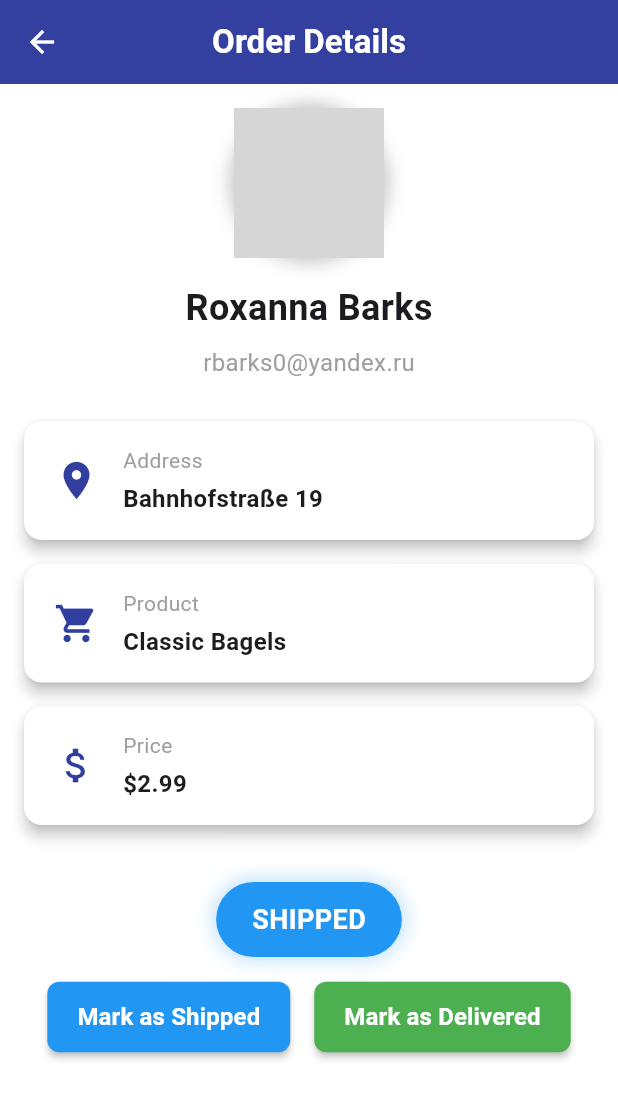
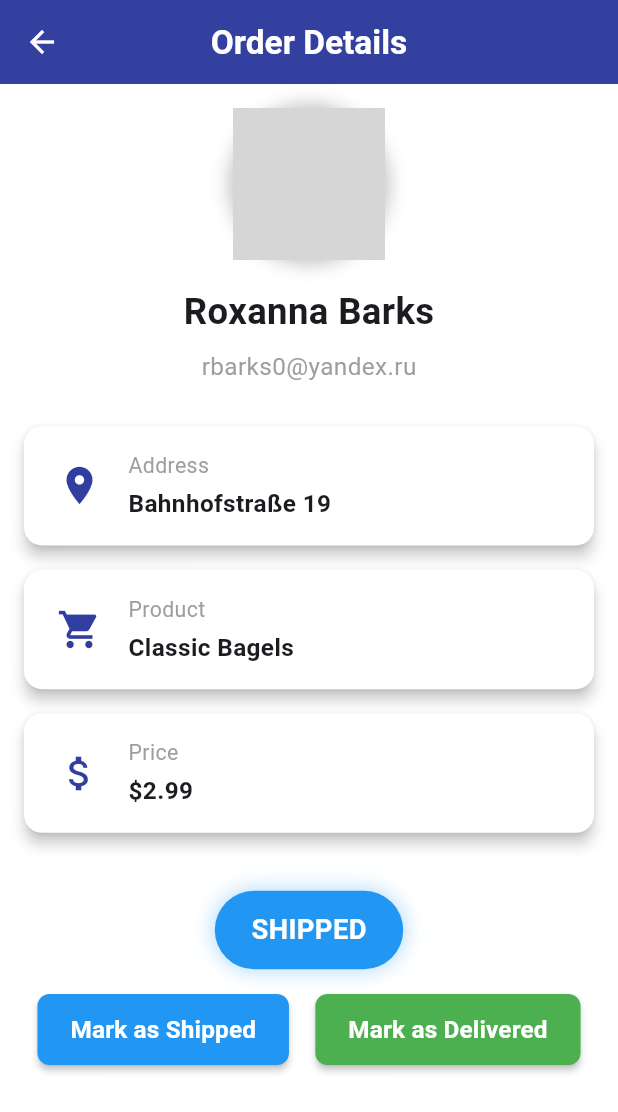
Before and after one commit to mahmoudyoussef3/sendex_app, a Flutter app: the OrdersScreen screen opened directly, after a tap on "Details", on a phone screen of 412 x 824 dp. Shown: the top 1112 px of the screen. Run offline on Flutter 3.47's test engine with Material 3 defaults, Android fonts, the phone set to English and light mode, and no system bars; drawn by our look-alikes of flutter_animate; our stand-ins replace bloc, cached_network_image, flutter_bloc, flutter_screenutil, shared_preferences; accounts and stored records are empty; network calls fail; grey boxes are pictures that could not be loaded.

Commit message:
Make app responsive and adding animations

```diff
--- a/lib/Features/Orders/presentation/screens/order_details_screen.dart
+++ b/lib/Features/Orders/presentation/screens/order_details_screen.dart
@@ -1,5 +1,7 @@
 import 'package:flutter/material.dart';
+import 'package:flutter_screenutil/flutter_screenutil.dart';
 import 'package:sendex_app/Features/Orders/domain/entities/order_entity.dart';
+import 'package:flutter_animate/flutter_animate.dart'; // Import animation package
 import '../widgets/_order_details_screen_widgets/avatar_widget.dart';
 import '../widgets/_order_details_screen_widgets/customer_info_widget.dart';
 import '../widgets/_order_details_screen_widgets/detail_card_widget.dart';
@@ -42,7 +44,7 @@ class _OrderDetailsScreenState extends State<OrderDetailsScreen> {
     return Scaffold(
       appBar: AppBar(
         foregroundColor: Colors.white,
-        title: const Text('Order Details', style: _appBarTextStyle),
+        title: Text('Order Details', style: _appBarTextStyle),
         backgroundColor: Colors.indigo.shade700,
         elevation: 2,
         centerTitle: true,
@@ -52,32 +54,53 @@ class _OrderDetailsScreenState extends State<OrderDetailsScreen> {
         child: Column(
           crossAxisAlignment: CrossAxisAlignment.center,
           children: [
-            AvatarWidget(avatarUrl: widget.orderEntity.avatar),
-            const SizedBox(height: 16),
+            AvatarWidget(avatarUrl: widget.orderEntity.avatar)
+                .animate()
+                .fadeIn(duration: 600.ms)
+                .move(
+                    delay: Duration(milliseconds: 1000),
+                    duration: 800.ms,
+                    curve: Curves.easeOut),
+            SizedBox(height: 16.h),
             CustomerInfoWidget(
               firstName: widget.orderEntity.customerFirstName,
               lastName: widget.orderEntity.customerLastName,
               email: widget.orderEntity.email,
-            ),
-            const SizedBox(height: 20),
+            )
+                .animate()
+                .fadeIn(duration: 700.ms)
+                .move(delay: Duration(milliseconds: 1000), duration: 900.ms),
+            SizedBox(height: 20.h),
             DetailCardWidget(
               icon: Icons.location_on,
               label: 'Address',
               value: widget.orderEntity.address,
-            ),
+            )
+                .animate()
+                .fadeIn(duration: 700.ms)
+                .move(delay: Duration(milliseconds: 1000), duration: 900.ms),
             DetailCardWidget(
               icon: Icons.shopping_cart,
               label: 'Product',
               value: widget.orderEntity.product,
-            ),
+            )
+                .animate()
+                .fadeIn(duration: 800.ms)
+                .move(delay: Duration(milliseconds: 1000), duration: 1000.ms),
             DetailCardWidget(
               icon: Icons.attach_money,
               label: 'Price',
               value: '\$${widget.orderEntity.orderPrice.toStringAsFixed(2)}',
-            ),
-            const SizedBox(height: 30),
-            StatusBadge(status: _currentStatus),
-            const SizedBox(height: 16),
+            )
+                .animate()
+                .fadeIn(duration: 900.ms)
+                .move(delay: Duration(milliseconds: 1000), duration: 1100.ms),
+            SizedBox(height: 30.h),
+            StatusBadge(status: _currentStatus)
+                .animate()
+                .fadeIn(duration: 1000.ms)
+                .move(delay: Duration(milliseconds: 1000), duration: 1200.ms),
+            SizedBox(height: 16.h),
             Row(
               mainAxisAlignment: MainAxisAlignment.center,
               children: [
@@ -86,14 +109,14 @@ class _OrderDetailsScreenState extends State<OrderDetailsScreen> {
                   color: Colors.blue,
                   isSelected: _currentStatus == "Shipped",
                   onPressed: () => _updateStatus("Shipped"),
-                ),
-                const SizedBox(width: 16),
+                ).animate().scale(duration: 400.ms, curve: Curves.easeInOut),
+                SizedBox(width: 16.w),
                 StatusButtonWidget(
                   status: "Delivered",
                   color: Colors.green,
                   isSelected: _currentStatus == "Delivered",
                   onPressed: () => _updateStatus("Delivered"),
-                ),
+                ).animate().scale(duration: 400.ms, curve: Curves.easeInOut),
               ],
             ),
           ],
@@ -103,8 +126,8 @@ class _OrderDetailsScreenState extends State<OrderDetailsScreen> {
   }
 }
 
-const TextStyle _appBarTextStyle = TextStyle(
-  fontSize: 22,
+TextStyle _appBarTextStyle = TextStyle(
+  fontSize: 22.sp,
   fontWeight: FontWeight.bold,
   color: Colors.white,
 );
--- a/lib/Features/Orders/presentation/screens/orders.dart
+++ b/lib/Features/Orders/presentation/screens/orders.dart
@@ -1,5 +1,7 @@
 import 'package:flutter/material.dart';
 import 'package:flutter_bloc/flutter_bloc.dart';
+import 'package:flutter_screenutil/flutter_screenutil.dart';
+import 'package:flutter_animate/flutter_animate.dart';  // Import the animate package
 import '../cubit/order_cubit.dart';
 import '../widgets/_orders_screen_widgets/order_card.dart';
 
@@ -31,17 +33,24 @@ class _OrdersScreenState extends State<OrdersScreen> {
             } else if (state is OrdersLoaded) {
               return ListView.builder(
                 itemCount: state.orders.length,
-                itemBuilder: (context, index) =>
-                    OrderCard(order: state.orders[index]),
+                itemBuilder: (context, index) {
+                  return OrderCard(order: state.orders[index])
+                      .animate()
+                      .fadeIn(duration: 500.ms, curve: Curves.easeIn)
+                      .move(delay: Duration(milliseconds: index * 250),
+                    duration: 800.ms,
+                    curve: Curves.easeInOut,
+                  );
+                },
               );
             } else if (state is OrdersError) {
               return Center(
                   child: Text(state.message,
-                      style: const TextStyle(color: Colors.red, fontSize: 16)));
+                      style: TextStyle(color: Colors.red, fontSize: 16.sp)));
             }
-            return const Center(
+            return Center(
                 child: Text('No orders available',
-                    style: TextStyle(fontSize: 16)));
+                    style: TextStyle(fontSize: 16.sp)));
           },
         ),
       ),
@@ -51,9 +60,11 @@ class _OrdersScreenState extends State<OrdersScreen> {
   AppBar _buildAppBar() {
     return AppBar(
       foregroundColor: Colors.transparent,
-      title: const Text('Orders',
+      title: Text('Orders',
           style: TextStyle(
-              fontSize: 22, fontWeight: FontWeight.bold, color: Colors.white)),
+              fontSize: 22.sp,
+              fontWeight: FontWeight.bold,
+              color: Colors.white)),
       centerTitle: true,
       backgroundColor: Colors.indigo.shade700,
       elevation: 2,
--- a/lib/Features/Orders/presentation/widgets/_order_details_screen_widgets/avatar_widget.dart
+++ b/lib/Features/Orders/presentation/widgets/_order_details_screen_widgets/avatar_widget.dart
@@ -1,5 +1,6 @@
 import 'package:cached_network_image/cached_network_image.dart';
 import 'package:flutter/material.dart';
+import 'package:flutter_screenutil/flutter_screenutil.dart';
 
 class AvatarWidget extends StatelessWidget {
   final String avatarUrl;
@@ -16,7 +17,7 @@ class AvatarWidget extends StatelessWidget {
         ],
       ),
       child: CircleAvatar(
-        radius: 50,
+        radius: 50.r,
         backgroundColor: Colors.grey.shade300,
         backgroundImage: CachedNetworkImageProvider(avatarUrl),
       ),
--- a/lib/Features/Orders/presentation/widgets/_order_details_screen_widgets/customer_info_widget.dart
+++ b/lib/Features/Orders/presentation/widgets/_order_details_screen_widgets/customer_info_widget.dart
@@ -1,4 +1,5 @@
 import 'package:flutter/material.dart';
+import 'package:flutter_screenutil/flutter_screenutil.dart';
 
 class CustomerInfoWidget extends StatelessWidget {
   final String firstName;
@@ -18,12 +19,12 @@ class CustomerInfoWidget extends StatelessWidget {
       children: [
         Text(
           '$firstName $lastName',
-          style: const TextStyle(fontSize: 24, fontWeight: FontWeight.w600),
+          style:  TextStyle(fontSize: 24.sp, fontWeight: FontWeight.w600),
         ),
         const SizedBox(height: 8),
         Text(
           email,
-          style: const TextStyle(fontSize: 16, color: Colors.grey),
+          style:  TextStyle(fontSize: 16.sp, color: Colors.grey),
         ),
       ],
     );
--- a/lib/Features/Orders/presentation/widgets/_order_details_screen_widgets/detail_card_widget.dart
+++ b/lib/Features/Orders/presentation/widgets/_order_details_screen_widgets/detail_card_widget.dart
@@ -1,4 +1,5 @@
 import 'package:flutter/material.dart';
+import 'package:flutter_screenutil/flutter_screenutil.dart';
 
 class DetailCardWidget extends StatelessWidget {
   final IconData icon;
@@ -17,21 +18,21 @@ class DetailCardWidget extends StatelessWidget {
     return Card(
       color: Colors.white,
       elevation: 4,
-      shape: RoundedRectangleBorder(borderRadius: BorderRadius.circular(12)),
-      margin: const EdgeInsets.symmetric(vertical: 8),
+      shape: RoundedRectangleBorder(borderRadius: BorderRadius.circular(12.r)),
+      margin:  EdgeInsets.symmetric(vertical: 8.h),
       child: Padding(
-        padding: const EdgeInsets.symmetric(vertical: 16, horizontal: 20),
+        padding:  EdgeInsets.symmetric(vertical: 16.h, horizontal: 20.w),
         child: Row(
           children: [
             Icon(icon, size: 30, color: Colors.indigo.shade700),
-            const SizedBox(width: 16),
+             SizedBox(width: 16.w),
             Expanded(
               child: Column(
                 crossAxisAlignment: CrossAxisAlignment.start,
                 children: [
-                  Text(label, style: const TextStyle(fontSize: 14, color: Colors.grey)),
-                  const SizedBox(height: 4),
-                  Text(value, style: const TextStyle(fontSize: 16, fontWeight: FontWeight.bold)),
+                  Text(label, style:  TextStyle(fontSize: 14.sp, color: Colors.grey)),
+                   SizedBox(height: 4.h),
+                  Text(value, style:  TextStyle(fontSize: 16.sp, fontWeight: FontWeight.bold)),
                 ],
               ),
             ),
--- a/lib/Features/Orders/presentation/widgets/_order_details_screen_widgets/status_badge_widget.dart
+++ b/lib/Features/Orders/presentation/widgets/_order_details_screen_widgets/status_badge_widget.dart
@@ -1,4 +1,5 @@
 import 'package:flutter/material.dart';
+import 'package:flutter_screenutil/flutter_screenutil.dart';
 
 class StatusBadge extends StatelessWidget {
   final String status;
@@ -8,10 +9,10 @@ class StatusBadge extends StatelessWidget {
   @override
   Widget build(BuildContext context) {
     return Container(
-      padding: const EdgeInsets.symmetric(horizontal: 24, vertical: 12),
+      padding:  EdgeInsets.symmetric(horizontal: 24.h, vertical: 12.w),
       decoration: BoxDecoration(
         color: _getStatusColor(status),
-        borderRadius: BorderRadius.circular(30),
+        borderRadius: BorderRadius.circular(30.r),
         boxShadow: [
           BoxShadow(
               color: _getStatusColor(status).withOpacity(0.3),
@@ -21,7 +22,7 @@ class StatusBadge extends StatelessWidget {
       ),
       child: Text(
         status.toUpperCase(),
-        style: const TextStyle(color: Colors.white, fontWeight: FontWeight.bold, fontSize: 18),
+        style:  TextStyle(color: Colors.white, fontWeight: FontWeight.bold, fontSize: 18.sp),
       ),
     );
   }
--- a/lib/Features/Orders/presentation/widgets/_order_details_screen_widgets/status_button_widget.dart
+++ b/lib/Features/Orders/presentation/widgets/_order_details_screen_widgets/status_button_widget.dart
@@ -1,4 +1,5 @@
 import 'package:flutter/material.dart';
+import 'package:flutter_screenutil/flutter_screenutil.dart';
 
 class StatusButtonWidget extends StatelessWidget {
   final String status;
@@ -20,13 +21,13 @@ class StatusButtonWidget extends StatelessWidget {
       onPressed: onPressed,
       style: ElevatedButton.styleFrom(
         backgroundColor: isSelected ? color.withOpacity(1) : color,
-        padding: const EdgeInsets.symmetric(horizontal: 20, vertical: 12),
-        shape: RoundedRectangleBorder(borderRadius: BorderRadius.circular(8)),
+        padding:  EdgeInsets.symmetric(horizontal: 20.w, vertical: 12.h),
+        shape: RoundedRectangleBorder(borderRadius: BorderRadius.circular(8.r)),
         elevation: isSelected ? 6 : 2,
       ),
       child: Text(
         "Mark as $status",
-        style: const TextStyle(fontSize: 16, fontWeight: FontWeight.bold, color: Colors.white),
+        style:  TextStyle(fontSize: 16.sp, fontWeight: FontWeight.bold, color: Colors.white),
       ),
     );
   }
--- a/lib/Features/Orders/presentation/widgets/_orders_screen_widgets/order_avatar.dart
+++ b/lib/Features/Orders/presentation/widgets/_orders_screen_widgets/order_avatar.dart
@@ -1,5 +1,6 @@
 import 'package:cached_network_image/cached_network_image.dart';
 import 'package:flutter/material.dart';
+import 'package:flutter_screenutil/flutter_screenutil.dart';
 
 class OrderAvatar extends StatelessWidget {
   final String imageUrl;
@@ -8,11 +9,11 @@ class OrderAvatar extends StatelessWidget {
   @override
   Widget build(BuildContext context) {
     return ClipRRect(
-      borderRadius: BorderRadius.circular(50),
+      borderRadius: BorderRadius.circular(50.r),
       child: CachedNetworkImage(
         imageUrl: imageUrl,
-        width: 60,
-        height: 80,
+        width: 60.w,
+        height: 80.h,
         fit: BoxFit.cover,
         placeholder: (context, url) => Center(
           child: const CircularProgressIndicator(
--- a/lib/Features/Orders/presentation/widgets/_orders_screen_widgets/order_card.dart
+++ b/lib/Features/Orders/presentation/widgets/_orders_screen_widgets/order_card.dart
@@ -1,4 +1,5 @@
 import 'package:flutter/material.dart';
+import 'package:flutter_screenutil/flutter_screenutil.dart';
 import '../../../domain/entities/order_entity.dart';
 import 'order_avatar.dart';
 import 'order_details_content.dart';
@@ -13,15 +14,15 @@ class OrderCard extends StatelessWidget {
     return Card(
       color: Colors.white,
       elevation: 4,
-      shape: RoundedRectangleBorder(borderRadius: BorderRadius.circular(12)),
-      margin: const EdgeInsets.symmetric(vertical: 8),
+      shape: RoundedRectangleBorder(borderRadius: BorderRadius.circular(12.r)),
+      margin:  EdgeInsets.symmetric(vertical: 8.h),
       child: Padding(
         padding: const EdgeInsets.all(12.0),
         child: Row(
           crossAxisAlignment: CrossAxisAlignment.center,
           children: [
             OrderAvatar(imageUrl: order.avatar),
-            const SizedBox(width: 12),
+             SizedBox(width: 12.w),
             Expanded(
               child: OrderDetails(
                 customerName:
--- a/lib/Features/Orders/presentation/widgets/_orders_screen_widgets/order_details_content.dart
+++ b/lib/Features/Orders/presentation/widgets/_orders_screen_widgets/order_details_content.dart
@@ -1,4 +1,6 @@
 import 'package:flutter/material.dart';
+import 'package:flutter_screenutil/flutter_screenutil.dart';
+
 class OrderDetails extends StatelessWidget {
   final String customerName;
   final String address;
@@ -17,10 +19,10 @@ class OrderDetails extends StatelessWidget {
       mainAxisAlignment: MainAxisAlignment.center,
       children: [
         Text(customerName,
-            style: const TextStyle(fontWeight: FontWeight.bold, fontSize: 18)),
-        const SizedBox(height: 5),
+            style: TextStyle(fontWeight: FontWeight.bold, fontSize: 18.sp)),
+        SizedBox(height: 5.h),
         _buildInfoRow(Icons.location_on, address),
-        const SizedBox(height: 5),
+        SizedBox(height: 5.h),
         _buildInfoRow(Icons.shopping_cart, product),
       ],
     );
@@ -30,11 +32,11 @@ class OrderDetails extends StatelessWidget {
     return Row(
       children: [
         Icon(icon, size: 18, color: Colors.grey),
-        const SizedBox(width: 5),
+        SizedBox(width: 5.w),
         Expanded(
           child: Text(
             text,
-            style: const TextStyle(fontSize: 14, color: Colors.grey),
+            style: TextStyle(fontSize: 14.sp, color: Colors.grey),
             overflow: TextOverflow.ellipsis,
           ),
         ),
--- a/lib/Features/Orders/presentation/widgets/_orders_screen_widgets/orders_action.dart
+++ b/lib/Features/Orders/presentation/widgets/_orders_screen_widgets/orders_action.dart
@@ -1,4 +1,5 @@
 import 'package:flutter/material.dart';
+import 'package:flutter_screenutil/flutter_screenutil.dart';
 import 'package:sendex_app/Features/Orders/domain/entities/order_entity.dart';
 import 'package:sendex_app/Features/Orders/presentation/widgets/_orders_screen_widgets/show_order_button.dart';
 import 'package:sendex_app/Features/Orders/presentation/widgets/_orders_screen_widgets/status_badge.dart';
@@ -13,7 +14,7 @@ class OrderActions extends StatelessWidget {
       mainAxisAlignment: MainAxisAlignment.center,
       children: [
         StatusBadge(status: order.orderStatus),
-        const SizedBox(height: 24),
+         SizedBox(height: 24.h),
         ShowOrderButton(
           order: order,
         ),
--- a/lib/Features/Orders/presentation/widgets/_orders_screen_widgets/show_order_button.dart
+++ b/lib/Features/Orders/presentation/widgets/_orders_screen_widgets/show_order_button.dart
@@ -1,8 +1,8 @@
 import 'package:flutter/material.dart';
+import 'package:flutter_screenutil/flutter_screenutil.dart';
 import 'package:sendex_app/Features/Orders/domain/entities/order_entity.dart';
 import 'package:sendex_app/Features/Orders/presentation/screens/order_details_screen.dart';
 
-import '../../../../../core/utils/strings.dart';
 
 class ShowOrderButton extends StatelessWidget {
   const ShowOrderButton({super.key, required this.order});
@@ -20,11 +20,11 @@ class ShowOrderButton extends StatelessWidget {
           )),
 
       child: Container(
-        width: 90,
-        padding: const EdgeInsets.symmetric(horizontal: 12, vertical: 5),
+        width: 90.w,
+        padding:  EdgeInsets.symmetric(horizontal: 12.w, vertical: 5.h),
         decoration: BoxDecoration(
           color: Colors.indigo,
-          borderRadius: BorderRadius.circular(8),
+          borderRadius: BorderRadius.circular(8.r),
         ),
         child: const Center(
           child: Text('Details',
--- a/lib/Features/Orders/presentation/widgets/_orders_screen_widgets/status_badge.dart
+++ b/lib/Features/Orders/presentation/widgets/_orders_screen_widgets/status_badge.dart
@@ -1,4 +1,6 @@
 import 'package:flutter/material.dart';
+import 'package:flutter_screenutil/flutter_screenutil.dart';
+
 class StatusBadge extends StatelessWidget {
   final String status;
   const StatusBadge({super.key, required this.status});
@@ -6,17 +8,17 @@ class StatusBadge extends StatelessWidget {
   @override
   Widget build(BuildContext context) {
     return Container(
-      width: 90,
-      padding: const EdgeInsets.symmetric(horizontal: 12, vertical: 5),
+      width: 90.w,
+      padding: EdgeInsets.symmetric(horizontal: 12.w, vertical: 5.h),
       decoration: BoxDecoration(
         color: _getStatusColor(status),
-        borderRadius: BorderRadius.circular(8),
+        borderRadius: BorderRadius.circular(8.r),
       ),
       child: Center(
         child: Text(
           status,
           style:
-          const TextStyle(color: Colors.white, fontWeight: FontWeight.bold),
+              const TextStyle(color: Colors.white, fontWeight: FontWeight.bold),
         ),
       ),
     );
--- a/pubspec.yaml
+++ b/pubspec.yaml
@@ -23,6 +23,7 @@ dependencies:
   cupertino_icons: ^1.0.8
   flutter_screenutil: ^5.9.3
   cached_network_image: ^3.4.1
+  flutter_animate: ^4.5.2
 
 dev_dependencies:
   flutter_test:
```
Also changed, not shown: lib/Features/Auth/presentation/screens/login.dart (+9 -6 lines), lib/Features/Auth/presentation/widgets/email_field.dart (+11 -10 lines), lib/Features/Auth/presentation/widgets/forget_password_and_signup_section.dart (+4 -3 lines), lib/Features/Auth/presentation/widgets/login_button.dart (+5 -4 lines), lib/Features/Auth/presentation/widgets/password_field.dart (+11 -10 lines), pubspec.lock.
